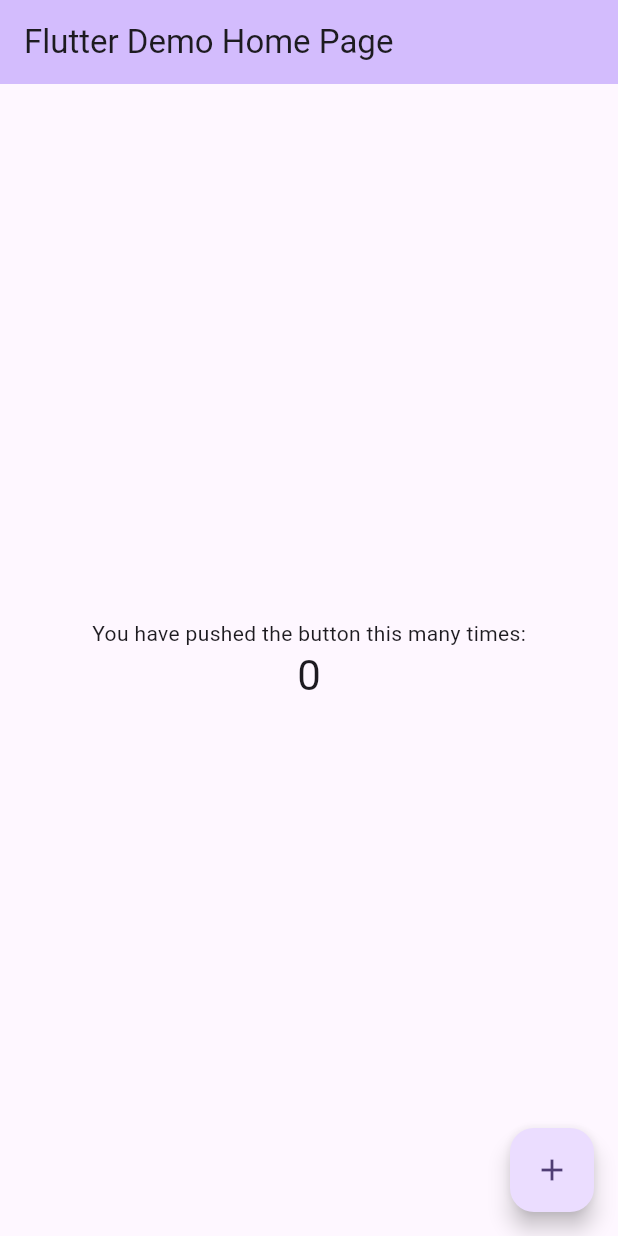
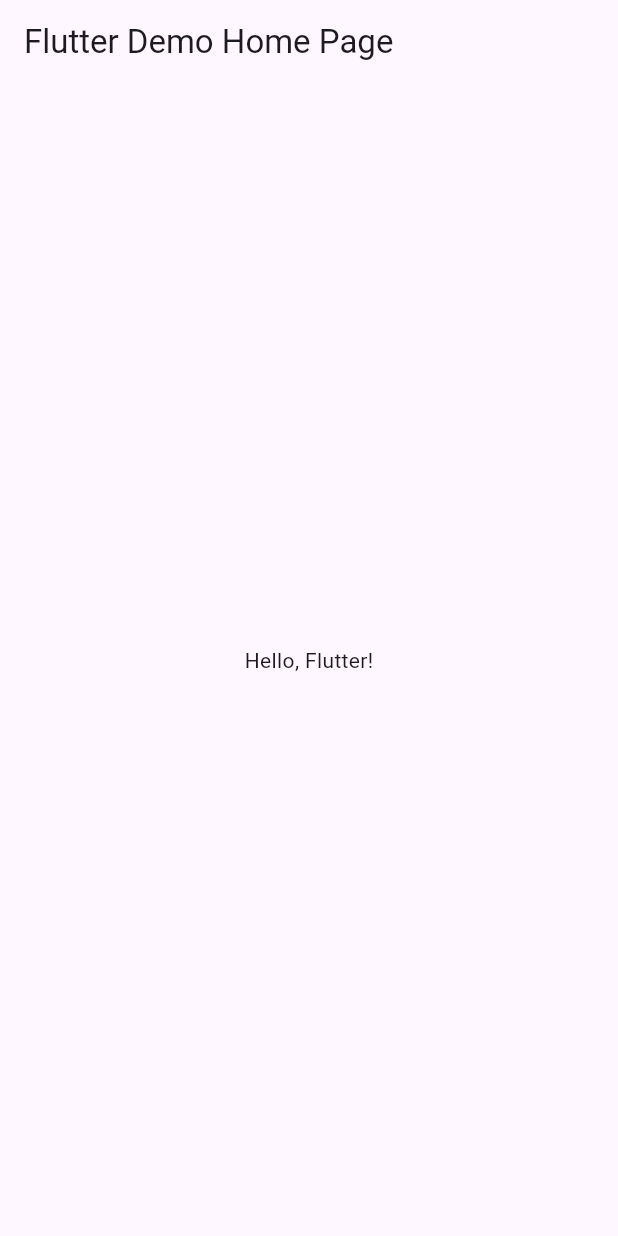
Before and after one commit to m9stafa05/flutter-State-Management-bloc-cubit, a Flutter app: the screen it shows after launch, on a phone screen of 412 x 824 dp. Run offline on Flutter 3.47's test engine with Material 3 defaults, Android fonts, the phone set to English and light mode, and no system bars.

```diff
--- a/lib/main.dart
+++ b/lib/main.dart
@@ -4,30 +4,20 @@ void main() {
   runApp(const MyApp());
 }
 
-class MyApp extends StatelessWidget {
+class MyApp extends StatefulWidget {
   const MyApp({super.key});
 
+  @override
+  State<MyApp> createState() => _MyAppState();
+}
+
+class _MyAppState extends State<MyApp> {
   // This widget is the root of your application.
   @override
   Widget build(BuildContext context) {
     return MaterialApp(
       title: 'Flutter Demo',
       theme: ThemeData(
-        // This is the theme of your application.
-        //
-        // TRY THIS: Try running your application with "flutter run". You'll see
-        // the application has a purple toolbar. Then, without quitting the app,
-        // try changing the seedColor in the colorScheme below to Colors.green
-        // and then invoke "hot reload" (save your changes or press the "hot
-        // reload" button in a Flutter-supported IDE, or press "r" if you used
-        // the command line to start the app).
-        //
-        // Notice that the counter didn't reset back to zero; the application
-        // state is not lost during the reload. To reset the state, use hot
-        // restart instead.
-        //
-        // This works for code too, not just values: Most code changes can be
-        // tested with just a hot reload.
         colorScheme: ColorScheme.fromSeed(seedColor: Colors.deepPurple),
       ),
       home: const MyHomePage(title: 'Flutter Demo Home Page'),
@@ -35,88 +25,20 @@ class MyApp extends StatelessWidget {
   }
 }
 
-class MyHomePage extends StatefulWidget {
+class MyHomePage extends StatelessWidget {
   const MyHomePage({super.key, required this.title});
-
-  // This widget is the home page of your application. It is stateful, meaning
-  // that it has a State object (defined below) that contains fields that affect
-  // how it looks.
-
-  // This class is the configuration for the state. It holds the values (in this
-  // case the title) provided by the parent (in this case the App widget) and
-  // used by the build method of the State. Fields in a Widget subclass are
-  // always marked "final".
 
   final String title;
 
   @override
-  State<MyHomePage> createState() => _MyHomePageState();
-}
-
-class _MyHomePageState extends State<MyHomePage> {
-  int _counter = 0;
-
-  void _incrementCounter() {
-    setState(() {
-      // This call to setState tells the Flutter framework that something has
-      // changed in this State, which causes it to rerun the build method below
-      // so that the display can reflect the updated values. If we changed
-      // _counter without calling setState(), then the build method would not be
-      // called again, and so nothing would appear to happen.
-      _counter++;
-    });
-  }
-
-  @override
   Widget build(BuildContext context) {
-    // This method is rerun every time setState is called, for instance as done
-    // by the _incrementCounter method above.
-    //
-    // The Flutter framework has been optimized to make rerunning build methods
-    // fast, so that you can just rebuild anything that needs updating rather
-    // than having to individually change instances of widgets.
     return Scaffold(
       appBar: AppBar(
-        // TRY THIS: Try changing the color here to a specific color (to
-        // Colors.amber, perhaps?) and trigger a hot reload to see the AppBar
-        // change color while the other colors stay the same.
-        backgroundColor: Theme.of(context).colorScheme.inversePrimary,
-        // Here we take the value from the MyHomePage object that was created by
-        // the App.build method, and use it to set our appbar title.
-        title: Text(widget.title),
+        title: Text(title),
       ),
-      body: Center(
-        // Center is a layout widget. It takes a single child and positions it
-        // in the middle of the parent.
-        child: Column(
-          // Column is also a layout widget. It takes a list of children and
-          // arranges them vertically. By default, it sizes itself to fit its
-          // children horizontally, and tries to be as tall as its parent.
-          //
-          // Column has various properties to control how it sizes itself and
-          // how it positions its children. Here we use mainAxisAlignment to
-          // center the children vertically; the main axis here is the vertical
-          // axis because Columns are vertical (the cross axis would be
-          // horizontal).
-          //
-          // TRY THIS: Invoke "debug painting" (choose the "Toggle Debug Paint"
-          // action in the IDE, or press "p" in the console), to see the
-          // wireframe for each widget.
-          mainAxisAlignment: MainAxisAlignment.center,
-          children: <Widget>[
-            const Text('You have pushed the button this many times:'),
-            Text(
-              '$_counter',
-              style: Theme.of(context).textTheme.headlineMedium,
-            ),
-          ],
-        ),
+      body: const Center(
+        child: Text('Hello, Flutter!'),
       ),
-      floatingActionButton: FloatingActionButton(
-        onPressed: _incrementCounter,
-        tooltip: 'Increment',
-        child: const Icon(Icons.add),
-      ), // This trailing comma makes auto-formatting nicer for build methods.
     );
   }
 }
```
